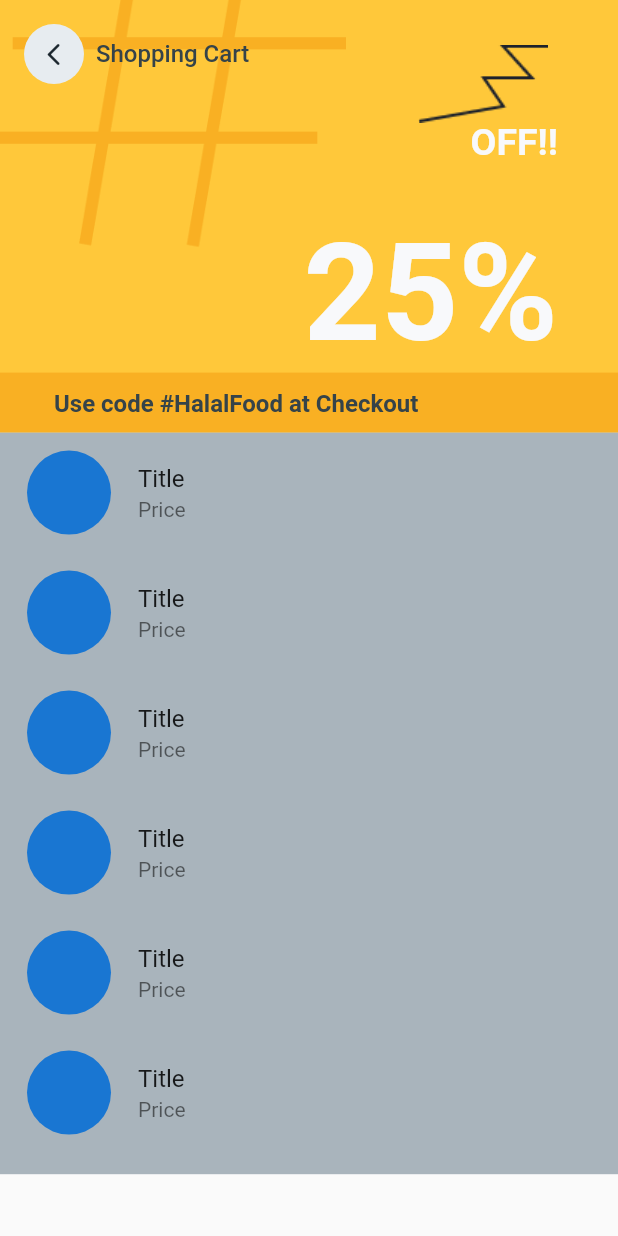
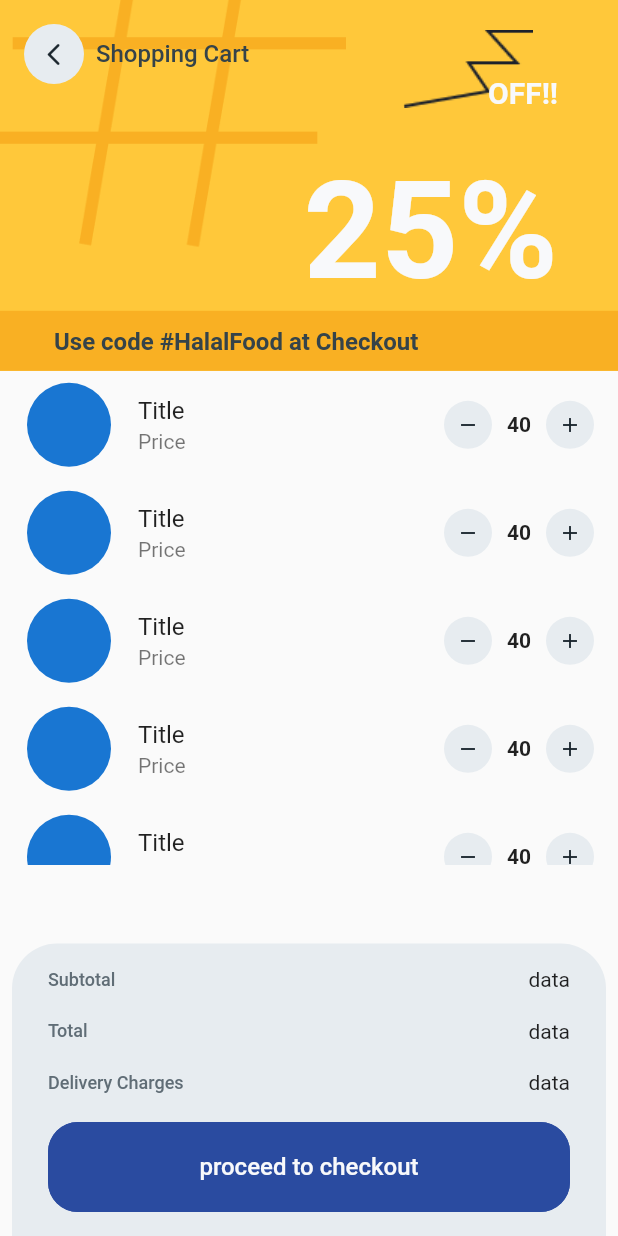
Before and after one commit to Abdul-Haseeb-Rajput/e_commerce_app, a Flutter app: the screen it shows after launch, on a phone screen of 412 x 824 dp. Run offline on Flutter 3.47's test engine with Material 2 defaults, Android fonts, the phone set to English and light mode, and no system bars; our stand-ins replace smooth_page_indicator.

Commit message:
cart bottom sheet completed

```diff
--- a/lib/screens/add_to_cart.dart/cart_screen.dart
+++ b/lib/screens/add_to_cart.dart/cart_screen.dart
@@ -1,4 +1,5 @@
 import 'package:e_commerce_app/screens/home_screen/appbar_styling_widget.dart';
+import 'package:e_commerce_app/screens/onboard_screens/widget/cust_text_botton.dart';
 import 'package:e_commerce_app/styles/colors.dart';
 import 'package:e_commerce_app/styles/text_styles.dart';
 import 'package:flutter/material.dart';
@@ -13,7 +14,7 @@ class AddToCartScreen extends StatelessWidget {
         children: [
           Container(
             color: CustColors.lightYellow,
-            height: MediaQuery.of(context).size.height * .35,
+            height: MediaQuery.of(context).size.height * .3,
             width: double.infinity,
             child: Stack(
               children: [
@@ -50,6 +51,14 @@ class AddToCartScreen extends StatelessWidget {
                 ),
                 Positioned(
                   right: 40,
+                  top: 10,
+                  child: Image.asset(
+                    "assets/svgs/zigzag.png",
+                    width: 120,
+                  ),
+                ),
+                Positioned(
+                  right: 40,
                   bottom: 40,
                   child: Text(
                     "25%",
@@ -61,11 +70,11 @@ class AddToCartScreen extends StatelessWidget {
                 ),
                 Positioned(
                   right: 40,
-                  top: 80,
+                  top: 50,
                   child: Text(
                     "OFF!!",
                     style: TextStyle(
-                        fontSize: 25,
+                        fontSize: 20,
                         fontWeight: FontWeight.bold,
                         color: CustColors.black1),
                   ),
@@ -87,22 +96,14 @@ class AddToCartScreen extends StatelessWidget {
                         Body1.SemiBold16px.copyWith(color: CustColors.black90),
                   ),
                 ),
-                Positioned(
-                  right: 30,
-                  top: 20,
-                  child: Image.asset(
-                    "assets/svgs/zigzag.png",
-                    width: 120,
-                  ),
-                ),
               ],
             ),
           ),
           Column(
             children: [
               Container(
-                color: CustColors.black45,
-                height: MediaQuery.of(context).size.height * .6,
+                // color: CustColors.black45,
+                height: MediaQuery.of(context).size.height * .4,
                 child: SingleChildScrollView(
                   child: Column(
                     children: [
@@ -111,26 +112,139 @@ class AddToCartScreen extends StatelessWidget {
                         physics: NeverScrollableScrollPhysics(),
                         itemCount: 6,
                         itemBuilder: (context, index) {
-                            return Padding(
-                              padding: const EdgeInsets.symmetric(
-                                  horizontal: 0, vertical: 4),
-                              child: ListTile(
+                          return ListTile(
                             leading: CircleAvatar(
                               radius: 30,
                             ),
                             title: Text("Title"),
                             subtitle: Text("Price"),
+                            trailing: Container(
+                              // color: CustColors.black45,
+                              width: 100,
+                              height: 60,
+                              child: Row(
+                                mainAxisAlignment:
+                                    MainAxisAlignment.spaceBetween,
+                                children: [
+                                  CircleAvatar(
+                                    backgroundColor: CustColors.black10,
+                                    foregroundColor: CustColors.black100,
+                                    radius: 16,
+                                    child: Icon(
+                                      Icons.remove,
+                                      size: 16,
                                     ),
-                            );
-                          }),
+                                  ),
+                                  Text(
+                                    "40",
+                                    style: Body2.SemiBold14px,
+                                  ),
+                                  CircleAvatar(
+                                    backgroundColor: CustColors.black10,
+                                    foregroundColor: CustColors.black100,
+                                    radius: 16,
+                                    child: Icon(
+                                      Icons.add,
+                                      size: 16,
+                                    ),
+                                  ),
                                 ],
                               ),
                             ),
-              )
+                          );
+                        },
+                      ),
+                    ],
+                  ),
+                ),
+              ),
             ],
           ),
         ],
       ),
+      bottomSheet: BottomSheet(
+          enableDrag: false,
+          onClosing: () {},
+          builder: (context) {
+            return Padding(
+              padding: const EdgeInsets.symmetric(horizontal: 8),
+              child: Container(
+                height: 195,
+                decoration: BoxDecoration(
+                  color: CustColors.black10,
+                  borderRadius: BorderRadius.only(
+                    topLeft: Radius.circular(30),
+                    topRight: Radius.circular(30),
+                  ),
+                ),
+                child: Padding(
+                  padding: const EdgeInsets.symmetric(
+                      horizontal: 24, vertical: 16.0),
+                  child: Column(
+                    mainAxisAlignment: MainAxisAlignment.spaceBetween,
+                    children: [
+                      Row(
+                        mainAxisAlignment: MainAxisAlignment.spaceBetween,
+                        children: [
+                          Text(
+                            "Subtotal",
+                            style: Label.Medium12px.copyWith(
+                                color: CustColors.black60),
+                          ),
+                          Text("data"),
+                        ],
+                      ),
+                      Row(
+                        mainAxisAlignment: MainAxisAlignment.spaceBetween,
+                        children: [
+                          Text(
+                            "Total",
+                            style: Label.Medium12px.copyWith(
+                                color: CustColors.black60),
+                          ),
+                          Text("data"),
+                        ],
+                      ),
+                      Row(
+                        mainAxisAlignment: MainAxisAlignment.spaceBetween,
+                        children: [
+                          Text(
+                            "Delivery Charges",
+                            style: Label.Medium12px.copyWith(
+                                color: CustColors.black60),
+                          ),
+                          Text("data"),
+                        ],
+                      ),
+                      CustTextButton(
+                          title: "proceed to checkout",
+                          textStyle: Body1.Medium16px.copyWith(
+                              color: CustColors.black1),
+                          buttonStyle: ButtonStyle(
+                            minimumSize: MaterialStatePropertyAll(
+                              Size(MediaQuery.of(context).size.width, 60),
+                            ),
+                            backgroundColor:
+                                MaterialStatePropertyAll(CustColors.lightBlue),
+                            side: MaterialStatePropertyAll(
+                              BorderSide(
+                                width: 2,
+                                color: CustColors.lightBlue,
+                              ),
+                            ),
+                            shape: MaterialStatePropertyAll(
+                              RoundedRectangleBorder(
+                                borderRadius: BorderRadius.circular(20),
+                              ),
+                            ),
+                          ),
+                          onPressed: () {})
+                    ],
+                  ),
+                ),
+              ),
+            );
+          }),
     );
   }
 }
```
Lines whose indentation alone changed are shown as unchanged.
